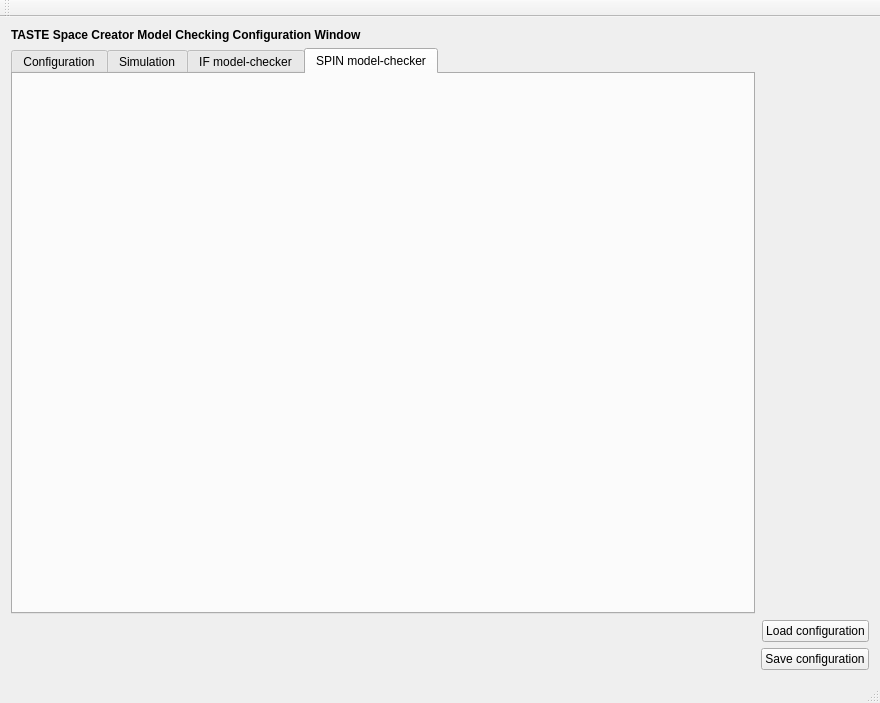
Qt form src/libs/libiveditor/modelchecking/modelcheckingwindow.ui (esa/spacecreator) before a commit.
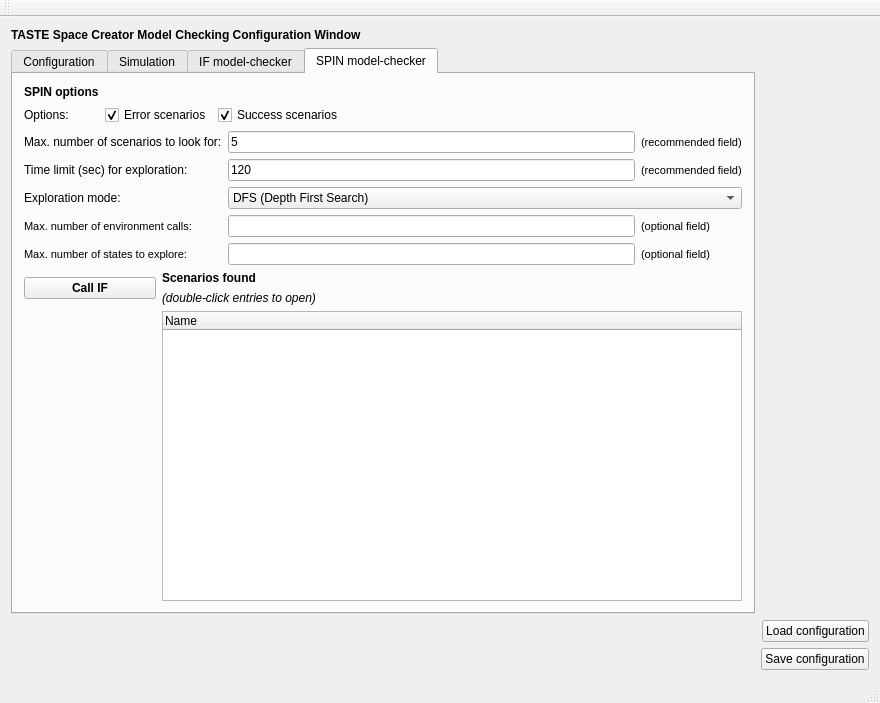
The same form after that commit. The open tabs and pages were chosen to show the change.

Commit message: Add ui tab for spin model checker options

Patch:
```diff
--- a/src/libs/libiveditor/modelchecking/modelcheckingwindow.ui
+++ b/src/libs/libiveditor/modelchecking/modelcheckingwindow.ui
@@ -651,6 +651,243 @@
        <attribute name="title">
         <string>SPIN model-checker</string>
        </attribute>
+       <layout class="QGridLayout" name="gridLayout_4">
+        <item row="4" column="0" colspan="3">
+         <widget class="QLabel" name="label_8">
+          <property name="text">
+           <string>Exploration mode:</string>
+          </property>
+         </widget>
+        </item>
+        <item row="6" column="4">
+         <widget class="QLineEdit" name="lineEdit_numOfCores">
+          <property name="text">
+           <string/>
+          </property>
+         </widget>
+        </item>
+        <item row="4" column="4" colspan="2">
+         <widget class="QComboBox" name="comboBox_expAlgorithm">
+          <item>
+           <property name="text">
+            <string>DFS (Depth First Search)</string>
+           </property>
+          </item>
+          <item>
+           <property name="text">
+            <string>BFS (Breadth First Search)</string>
+           </property>
+          </item>
+         </widget>
+        </item>
+        <item row="7" column="2" colspan="3">
+         <widget class="QLabel" name="label_13">
+          <property name="font">
+           <font>
+            <weight>75</weight>
+            <bold>true</bold>
+           </font>
+          </property>
+          <property name="text">
+           <string>Scenarios found</string>
+          </property>
+         </widget>
+        </item>
+        <item row="1" column="3" colspan="3">
+         <widget class="QCheckBox" name="checkBox_successScenarios">
+          <property name="text">
+           <string>Success scenarios</string>
+          </property>
+          <property name="checked">
+           <bool>true</bool>
+          </property>
+         </widget>
+        </item>
+        <item row="3" column="0" colspan="3">
+         <widget class="QLabel" name="label_9">
+          <property name="text">
+           <string>Time limit (sec) for exploration:</string>
+          </property>
+         </widget>
+        </item>
+        <item row="8" column="2" colspan="3">
+         <widget class="QLabel" name="label_19">
+          <property name="font">
+           <font>
+            <pointsize>9</pointsize>
+            <italic>true</italic>
+           </font>
+          </property>
+          <property name="text">
+           <string>(double-click entries to open)</string>
+          </property>
+         </widget>
+        </item>
+        <item row="3" column="4">
+         <widget class="QLineEdit" name="lineEdit_timeLimit">
+          <property name="text">
+           <string>120</string>
+          </property>
+         </widget>
+        </item>
+        <item row="6" column="5">
+         <widget class="QLabel" name="label_16">
+          <property name="font">
+           <font>
+            <pointsize>8</pointsize>
+           </font>
+          </property>
+          <property name="text">
+           <string>(optional field)</string>
+          </property>
+         </widget>
+        </item>
+        <item row="1" column="0">
+         <widget class="QLabel" name="label_10">
+          <property name="text">
+           <string>Options:</string>
+          </property>
+         </widget>
+        </item>
+        <item row="7" column="0" rowspan="2" colspan="2">
+         <widget class="QPushButton" name="pushButton_callIF">
+          <property name="font">
+           <font>
+            <weight>75</weight>
+            <bold>true</bold>
+           </font>
+          </property>
+          <property name="text">
+           <string>Call IF</string>
+          </property>
+         </widget>
+        </item>
+        <item row="5" column="4">
+         <widget class="QLineEdit" name="lineEdit_maxNumEnvRICalls">
+          <property name="text">
+           <string/>
+          </property>
+         </widget>
+        </item>
+        <item row="2" column="5">
+         <widget class="QLabel" name="label_11">
+          <property name="font">
+           <font>
+            <pointsize>8</pointsize>
+           </font>
+          </property>
+          <property name="text">
+           <string>(recommended field)</string>
+          </property>
+         </widget>
+        </item>
+        <item row="2" column="4">
+         <widget class="QLineEdit" name="lineEdit_maxNumScenarios">
+          <property name="text">
+           <string>5</string>
+          </property>
+          <property name="maxLength">
+           <number>32767</number>
+          </property>
+         </widget>
+        </item>
+        <item row="1" column="1" colspan="2">
+         <widget class="QCheckBox" name="checkBox_errorScenarios">
+          <property name="text">
+           <string>Error scenarios</string>
+          </property>
+          <property name="checked">
+           <bool>true</bool>
+          </property>
+         </widget>
+        </item>
+        <item row="9" column="2" colspan="4">
+         <widget class="QTreeWidget" name="treeWidget_results">
+          <attribute name="headerDefaultSectionSize">
+           <number>400</number>
+          </attribute>
+          <attribute name="headerMinimumSectionSize">
+           <number>400</number>
+          </attribute>
+          <attribute name="headerStretchLastSection">
+           <bool>true</bool>
+          </attribute>
+          <column>
+           <property name="text">
+            <string>Name</string>
+           </property>
+          </column>
+         </widget>
+        </item>
+        <item row="2" column="0" colspan="4">
+         <widget class="QLabel" name="label_6">
+          <property name="text">
+           <string>Max. number of scenarios to look for:</string>
+          </property>
+         </widget>
+        </item>
+        <item row="3" column="5">
+         <widget class="QLabel" name="label_12">
+          <property name="font">
+           <font>
+            <pointsize>8</pointsize>
+           </font>
+          </property>
+          <property name="text">
+           <string>(recommended field)</string>
+          </property>
+         </widget>
+        </item>
+        <item row="5" column="0" colspan="4">
+         <widget class="QLabel" name="label_5">
+          <property name="font">
+           <font>
+            <pointsize>8</pointsize>
+           </font>
+          </property>
+          <property name="text">
+           <string>Max. number of environment calls:</string>
+          </property>
+         </widget>
+        </item>
+        <item row="6" column="0" colspan="3">
+         <widget class="QLabel" name="label_7">
+          <property name="font">
+           <font>
+            <pointsize>8</pointsize>
+           </font>
+          </property>
+          <property name="text">
+           <string>Max. number of states to explore:</string>
+          </property>
+         </widget>
+        </item>
+        <item row="5" column="5">
+         <widget class="QLabel" name="label_14">
+          <property name="font">
+           <font>
+            <pointsize>8</pointsize>
+           </font>
+          </property>
+          <property name="text">
+           <string>(optional field)</string>
+          </property>
+         </widget>
+        </item>
+        <item row="0" column="0">
+         <widget class="QLabel" name="label_4">
+          <property name="font">
+           <font>
+            <weight>75</weight>
+            <bold>true</bold>
+           </font>
+          </property>
+          <property name="text">
+           <string>SPIN options</string>
+          </property>
+         </widget>
+        </item>
+       </layout>
       </widget>
      </widget>
     </item>
```
Left out of the diff: 8 changed lines with no effect on the pictures.
